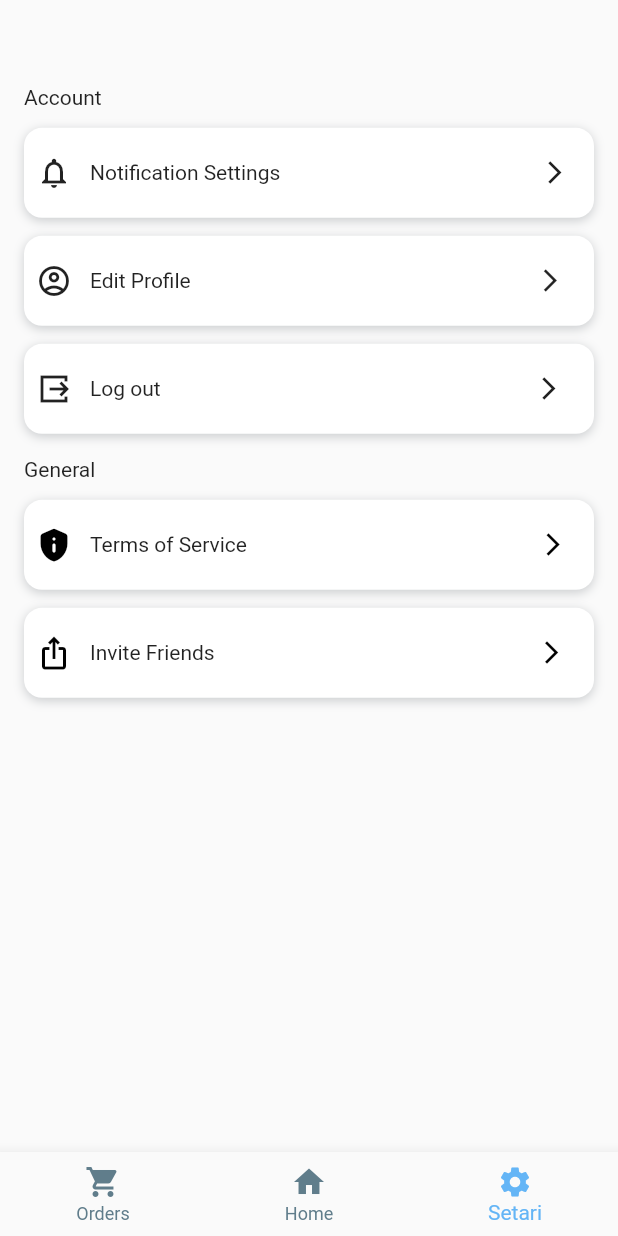
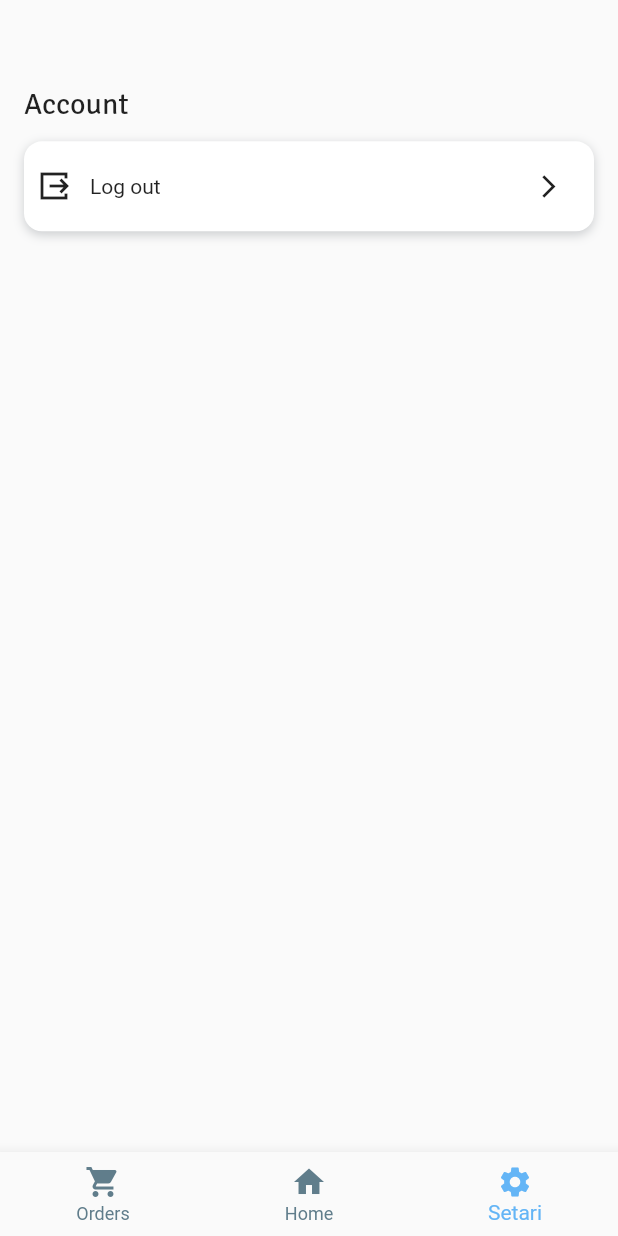
Before and after one commit to mobileapp234/Atestat, a Flutter app: the screen it shows once a user with an empty profile is signed in, item 3 of the bottom bar chosen, on a phone screen of 412 x 824 dp. Run offline on Flutter 3.47's test engine with Material 2 defaults, Android fonts, the phone set to English and light mode, and no system bars; our stand-ins replace auto_size_text, cloud_firestore, firebase_auth, firebase_core, firebase_database, font_awesome_flutter and 7 more; missing offline and left inert: dart:ffi; accounts and stored records are empty.

Commit message:
small updates

```diff
--- a/lib/MainPages/setings_page.dart
+++ b/lib/MainPages/setings_page.dart
@@ -28,100 +28,102 @@
                 padding: EdgeInsetsDirectional.fromSTEB(16, 16, 0, 0),
                 child: Text(
                   'Account',
+                  style: TextStyle(
+                      fontSize: 20, fontFamily: "SignikaNegative-Regular"),
                 ),
               ),
-              Padding(
-                padding: const EdgeInsetsDirectional.fromSTEB(16, 12, 16, 0),
-                child: Container(
-                  width: double.infinity,
-                  height: 60,
-                  decoration: BoxDecoration(
-                    color: Colors.white,
-                    boxShadow: const [
-                      BoxShadow(
-                        blurRadius: 5,
-                        color: Color(0x3416202A),
-                        offset: Offset(0, 2),
-                      )
-                    ],
-                    borderRadius: BorderRadius.circular(12),
-                    shape: BoxShape.rectangle,
-                  ),
-                  child: const Padding(
-                    padding: EdgeInsetsDirectional.fromSTEB(8, 8, 8, 8),
-                    child: Row(
-                      mainAxisSize: MainAxisSize.max,
-                      children: [
-                        Icon(
-                          Icons.notifications_none,
-                          size: 24,
-                        ),
-                        Padding(
-                          padding: EdgeInsetsDirectional.fromSTEB(12, 0, 0, 0),
-                          child: Text(
-                            'Notification Settings',
-                          ),
-                        ),
-                        Expanded(
-                          child: Align(
-                            alignment: AlignmentDirectional(0.9, 0),
-                            child: Icon(
-                              Icons.arrow_forward_ios,
-                              size: 18,
-                            ),
-                          ),
-                        ),
-                      ],
-                    ),
-                  ),
-                ),
-              ),
-              Padding(
-                padding: const EdgeInsetsDirectional.fromSTEB(16, 12, 16, 0),
-                child: Container(
-                  width: double.infinity,
-                  height: 60,
-                  decoration: BoxDecoration(
-                    color: Colors.white,
-                    boxShadow: const [
-                      BoxShadow(
-                        blurRadius: 5,
-                        color: Color(0x3416202A),
-                        offset: Offset(0, 2),
-                      )
-                    ],
-                    borderRadius: BorderRadius.circular(12),
-                    shape: BoxShape.rectangle,
-                  ),
-                  child: const Padding(
-                    padding: EdgeInsetsDirectional.fromSTEB(8, 8, 8, 8),
-                    child: Row(
-                      mainAxisSize: MainAxisSize.max,
-                      children: [
-                        Icon(
-                          Icons.account_circle_outlined,
-                          size: 24,
-                        ),
-                        Padding(
-                          padding: EdgeInsetsDirectional.fromSTEB(12, 0, 0, 0),
-                          child: Text(
-                            'Edit Profile',
-                          ),
-                        ),
-                        Expanded(
-                          child: Align(
-                            alignment: AlignmentDirectional(0.9, 0),
-                            child: Icon(
-                              Icons.arrow_forward_ios,
-                              size: 18,
-                            ),
-                          ),
-                        ),
-                      ],
-                    ),
-                  ),
-                ),
-              ),
+              // Padding(
+              //   padding: const EdgeInsetsDirectional.fromSTEB(16, 12, 16, 0),
+              //   child: Container(
+              //     width: double.infinity,
+              //     height: 60,
+              //     decoration: BoxDecoration(
+              //       color: Colors.white,
+              //       boxShadow: const [
+              //         BoxShadow(
+              //           blurRadius: 5,
+              //           color: Color(0x3416202A),
+              //           offset: Offset(0, 2),
+              //         )
+              //       ],
+              //       borderRadius: BorderRadius.circular(12),
+              //       shape: BoxShape.rectangle,
+              //     ),
+              //     child: const Padding(
+              //       padding: EdgeInsetsDirectional.fromSTEB(8, 8, 8, 8),
+              //       child: Row(
+              //         mainAxisSize: MainAxisSize.max,
+              //         children: [
+              //           Icon(
+              //             Icons.notifications_none,
+              //             size: 24,
+              //           ),
+              //           Padding(
+              //             padding: EdgeInsetsDirectional.fromSTEB(12, 0, 0, 0),
+              //             child: Text(
+              //               'Notification Settings',
+              //             ),
+              //           ),
+              //           Expanded(
+              //             child: Align(
+              //               alignment: AlignmentDirectional(0.9, 0),
+              //               child: Icon(
+              //                 Icons.arrow_forward_ios,
+              //                 size: 18,
+              //               ),
+              //             ),
+              //           ),
+              //         ],
+              //       ),
+              //     ),
+              //   ),
+              // ),
+              // Padding(
+              //   padding: const EdgeInsetsDirectional.fromSTEB(16, 12, 16, 0),
+              //   child: Container(
+              //     width: double.infinity,
+              //     height: 60,
+              //     decoration: BoxDecoration(
+              //       color: Colors.white,
+              //       boxShadow: const [
+              //         BoxShadow(
+              //           blurRadius: 5,
+              //           color: Color(0x3416202A),
+              //           offset: Offset(0, 2),
+              //         )
+              //       ],
+              //       borderRadius: BorderRadius.circular(12),
+              //       shape: BoxShape.rectangle,
+              //     ),
+              //     child: const Padding(
+              //       padding: EdgeInsetsDirectional.fromSTEB(8, 8, 8, 8),
+              //       child: Row(
+              //         mainAxisSize: MainAxisSize.max,
+              //         children: [
+              //           Icon(
+              //             Icons.account_circle_outlined,
+              //             size: 24,
+              //           ),
+              //           Padding(
+              //             padding: EdgeInsetsDirectional.fromSTEB(12, 0, 0, 0),
+              //             child: Text(
+              //               'Edit Profile',
+              //             ),
+              //           ),
+              //           Expanded(
+              //             child: Align(
+              //               alignment: AlignmentDirectional(0.9, 0),
+              //               child: Icon(
+              //                 Icons.arrow_forward_ios,
+              //                 size: 18,
+              //               ),
+              //             ),
+              //           ),
+              //         ],
+              //       ),
+              //     ),
+              //   ),
+              // ),
               Padding(
                 padding: const EdgeInsetsDirectional.fromSTEB(16, 12, 16, 0),
                 child: Container(
@@ -176,111 +178,111 @@
                   ),
                 ),
               ),
-              const Padding(
-                padding: EdgeInsetsDirectional.fromSTEB(16, 16, 0, 0),
-                child: Text(
-                  'General',
-                  // style: FlutterFlowTheme.of(context).titleSmall,
-                ),
-              ),
-              Padding(
-                padding: const EdgeInsetsDirectional.fromSTEB(16, 12, 16, 0),
-                child: Container(
-                  width: double.infinity,
-                  height: 60,
-                  decoration: BoxDecoration(
-                    color: Colors.white,
-                    boxShadow: const [
-                      BoxShadow(
-                        blurRadius: 5,
-                        color: Color(0x3416202A),
-                        offset: Offset(0, 2),
-                      )
-                    ],
-                    borderRadius: BorderRadius.circular(12),
-                    shape: BoxShape.rectangle,
-                  ),
-                  child: const Padding(
-                    padding: EdgeInsetsDirectional.fromSTEB(8, 8, 8, 8),
-                    child: Row(
-                      mainAxisSize: MainAxisSize.max,
-                      children: [
-                        Icon(
-                          Icons.privacy_tip_rounded,
-                          color: Colors.black,
-                          size: 24,
-                        ),
-                        Padding(
-                          padding: EdgeInsetsDirectional.fromSTEB(12, 0, 0, 0),
-                          child: Text(
-                            'Terms of Service',
-                            //style: FlutterFlowTheme.of(context).bodySmall,
-                          ),
-                        ),
-                        Expanded(
-                          child: Align(
-                            alignment: AlignmentDirectional(0.9, 0),
-                            child: Icon(
-                              Icons.arrow_forward_ios,
-                              color: Colors.black,
-                              size: 18,
-                            ),
-                          ),
-                        ),
-                      ],
-                    ),
-                  ),
-                ),
-              ),
-              Padding(
-                padding: const EdgeInsetsDirectional.fromSTEB(16, 12, 16, 0),
-                child: Container(
-                  width: double.infinity,
-                  height: 60,
-                  decoration: BoxDecoration(
-                    color: Colors.white,
-                    boxShadow: const [
-                      BoxShadow(
-                        blurRadius: 5,
-                        color: Color(0x3416202A),
-                        offset: Offset(0, 2),
-                      )
-                    ],
-                    borderRadius: BorderRadius.circular(12),
-                    shape: BoxShape.rectangle,
-                  ),
-                  child: const Padding(
-                    padding: EdgeInsetsDirectional.fromSTEB(8, 8, 8, 8),
-                    child: Row(
-                      mainAxisSize: MainAxisSize.max,
-                      children: [
-                        Icon(
-                          Icons.ios_share,
-                          color: Colors.black,
-                          size: 24,
-                        ),
-                        Padding(
-                          padding: EdgeInsetsDirectional.fromSTEB(12, 0, 0, 0),
-                          child: Text(
-                            'Invite Friends',
-                            //style: FlutterFlowTheme.of(context).bodySmall,
-                          ),
-                        ),
-                        Expanded(
-                          child: Align(
-                            alignment: AlignmentDirectional(0.9, 0),
-                            child: Icon(
-                              Icons.arrow_forward_ios,
-                              color: Colors.black,
-                              size: 18,
-                            ),
-                          ),
-                        ),
-                      ],
-                    ),
-                  ),
-                ),
-              ),
+              // const Padding(
+              //   padding: EdgeInsetsDirectional.fromSTEB(16, 16, 0, 0),
+              //   child: Text(
+              //     'General',
+              //     // style: FlutterFlowTheme.of(context).titleSmall,
+              //   ),
+              // ),
+              // Padding(
+              //   padding: const EdgeInsetsDirectional.fromSTEB(16, 12, 16, 0),
+              //   child: Container(
+              //     width: double.infinity,
+              //     height: 60,
+              //     decoration: BoxDecoration(
+              //       color: Colors.white,
+              //       boxShadow: const [
+              //         BoxShadow(
+              //           blurRadius: 5,
+              //           color: Color(0x3416202A),
+              //           offset: Offset(0, 2),
+              //         )
+              //       ],
+              //       borderRadius: BorderRadius.circular(12),
+              //       shape: BoxShape.rectangle,
+              //     ),
+              //     child: const Padding(
+              //       padding: EdgeInsetsDirectional.fromSTEB(8, 8, 8, 8),
+              //       child: Row(
+              //         mainAxisSize: MainAxisSize.max,
+              //         children: [
+              //           Icon(
+              //             Icons.privacy_tip_rounded,
+              //             color: Colors.black,
+              //             size: 24,
+              //           ),
+              //           Padding(
+              //             padding: EdgeInsetsDirectional.fromSTEB(12, 0, 0, 0),
+              //             child: Text(
+              //               'Terms of Service',
+              //               //style: FlutterFlowTheme.of(context).bodySmall,
+              //             ),
+              //           ),
+              //           Expanded(
+              //             child: Align(
+              //               alignment: AlignmentDirectional(0.9, 0),
+              //               child: Icon(
+              //                 Icons.arrow_forward_ios,
+              //                 color: Colors.black,
+              //                 size: 18,
+              //               ),
+              //             ),
+              //           ),
+              //         ],
+              //       ),
+              //     ),
+              //   ),
+              // ),
+              // Padding(
+              //   padding: const EdgeInsetsDirectional.fromSTEB(16, 12, 16, 0),
+              //   child: Container(
+              //     width: double.infinity,
+              //     height: 60,
+              //     decoration: BoxDecoration(
+              //       color: Colors.white,
+              //       boxShadow: const [
+              //         BoxShadow(
+              //           blurRadius: 5,
+              //           color: Color(0x3416202A),
+              //           offset: Offset(0, 2),
+              //         )
+              //       ],
+              //       borderRadius: BorderRadius.circular(12),
+              //       shape: BoxShape.rectangle,
+              //     ),
+              //     child: const Padding(
+              //       padding: EdgeInsetsDirectional.fromSTEB(8, 8, 8, 8),
+              //       child: Row(
+              //         mainAxisSize: MainAxisSize.max,
+              //         children: [
+              //           Icon(
+              //             Icons.ios_share,
+              //             color: Colors.black,
+              //             size: 24,
+              //           ),
+              //           Padding(
+              //             padding: EdgeInsetsDirectional.fromSTEB(12, 0, 0, 0),
+              //             child: Text(
+              //               'Invite Friends',
+              //               //style: FlutterFlowTheme.of(context).bodySmall,
+              //             ),
+              //           ),
+              //           Expanded(
+              //             child: Align(
+              //               alignment: AlignmentDirectional(0.9, 0),
+              //               child: Icon(
+              //                 Icons.arrow_forward_ios,
+              //                 color: Colors.black,
+              //                 size: 18,
+              //               ),
+              //             ),
+              //           ),
+              //         ],
+              //       ),
+              //     ),
+              //   ),
+              // ),
             ],
           )),
     );
--- a/lib/Widgets/food_page.dart
+++ b/lib/Widgets/food_page.dart
@@ -637,6 +637,9 @@
                         nr_products3[ind.food] += nr_food;
                         break;
                     }
+                    setState(() {
+                      nr_food = 1;
+                    });
                   },
                   heroTag: "2",
                   label: ind.course_index == 0
--- a/lib/Widgets/show_qr_Code.dart
+++ b/lib/Widgets/show_qr_Code.dart
@@ -43,7 +43,7 @@
         child: Stack(
           children: [
             Align(
-              alignment: Alignment.bottomCenter,
+              alignment: Alignment.center,
               child: Container(
                 margin: const EdgeInsets.only(bottom: 32.0),
                 child: QrImageView(
```
Also changed, not shown: lib/MainPages/home_page.dart (+0 -22 lines), lib/MainPages/orders.dart (+45 -14 lines), lib/Widgets/product.dart (+50 -32 lines).
